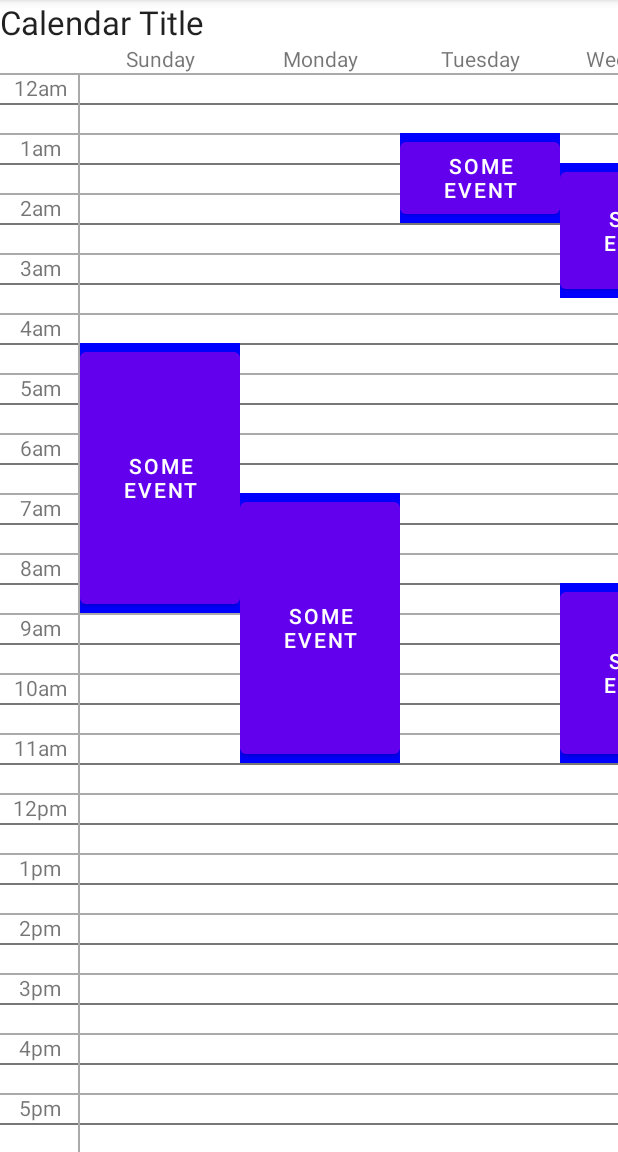
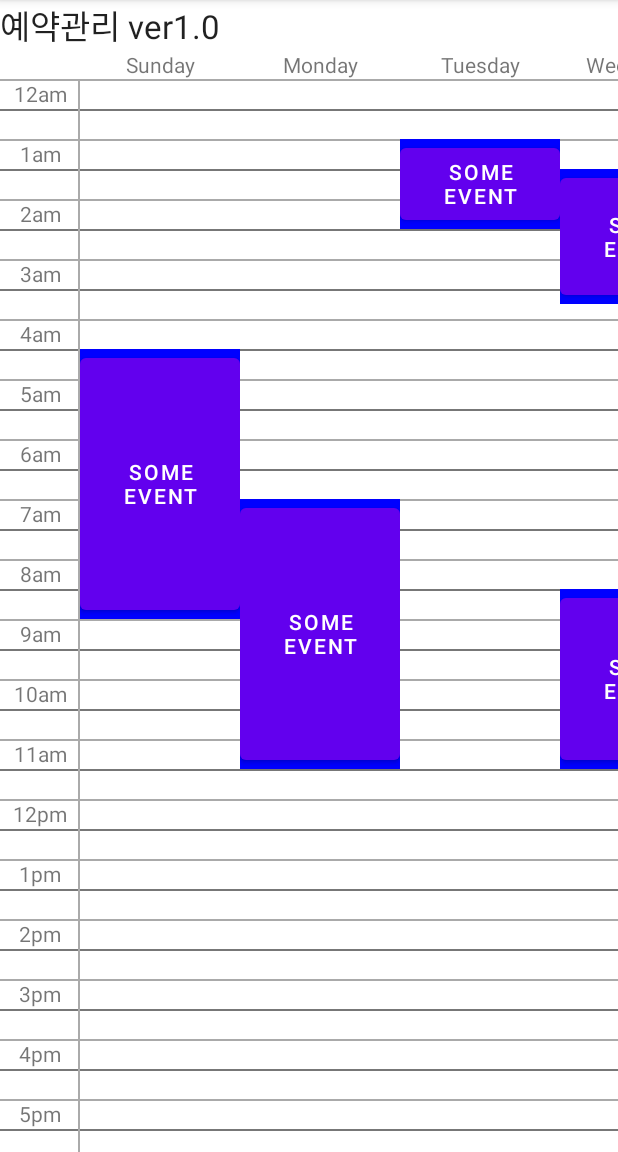
Before and after one commit to bongbongme/First-project, an Android app: the screen it shows after launch (MainActivity), on a phone screen of 412 x 824 dp, the part 84-1236 px from its top. Run offline under Robolectric (Android 15) with nearby library versions, the phone set to English and light mode, and no system bars.

Commit message:
second commit

```diff
--- a/app/src/main/res/layout/activity_weekly.xml
+++ b/app/src/main/res/layout/activity_weekly.xml
@@ -8,7 +8,7 @@
         android:id="@+id/textView1"
         android:layout_width="wrap_content"
         android:layout_height="wrap_content"
-        android:text="Calendar Title"
+        android:text="예약관리 ver1.0"
         android:textAppearance="?android:attr/textAppearanceLarge" />
 
     <RelativeLayout
```
